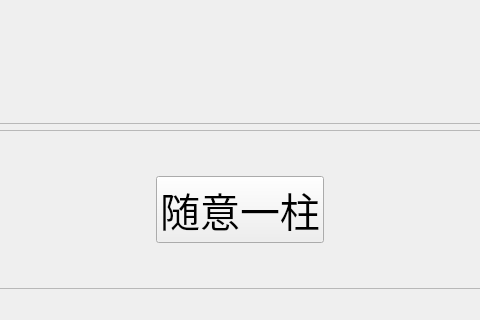
Before: the Qt Designer form ui/ui.ui in ActonMartin/Lottery_random_selection, drawn with Qt 5; both pictures show x 258 to 738 and y 364 to 684 of the 995 by 684 pixel window.
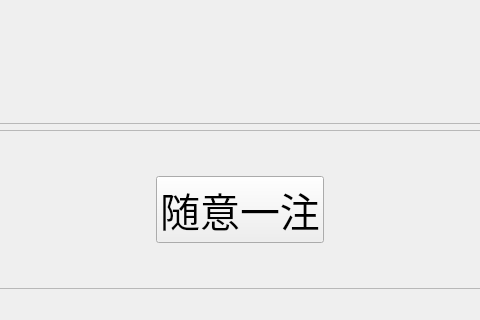
After: the same form once the commit is applied.

Commit message: 修改错别字：随意一柱--->随意一注

What changed in the file:
```diff
--- a/ui/ui.ui
+++ b/ui/ui.ui
@@ -250,7 +250,7 @@
                 </font>
                </property>
                <property name="text">
-                <string>随意一柱</string>
+                <string>随意一注</string>
                </property>
               </widget>
              </item>
```
The commit also changes 2 other files.
